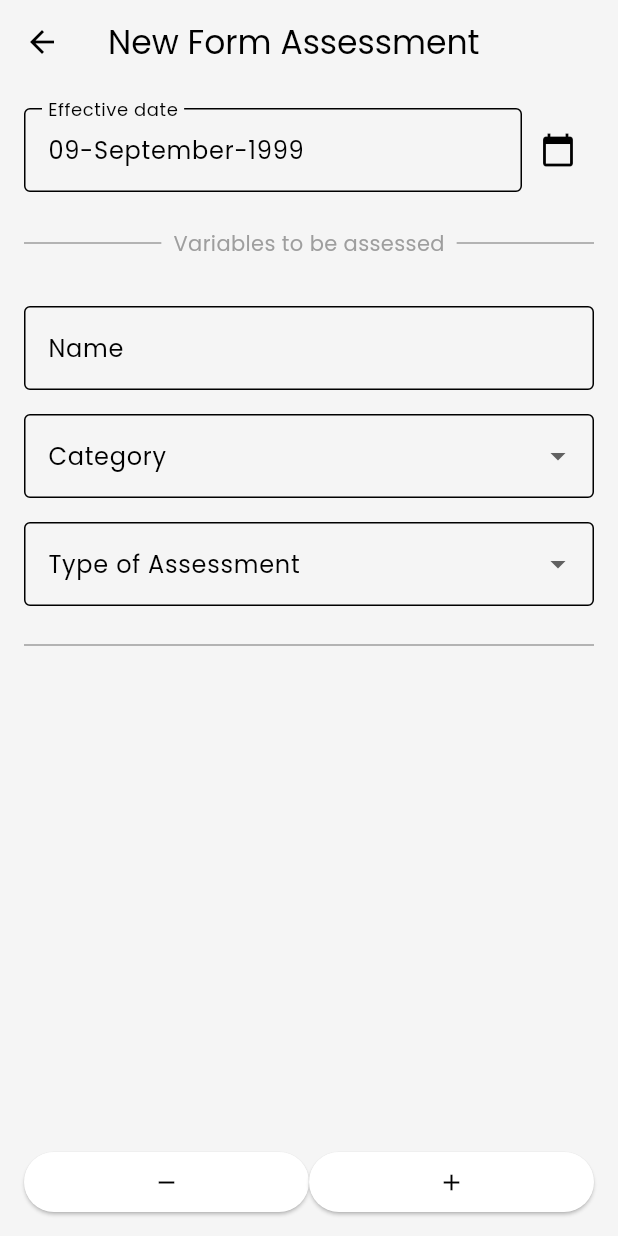
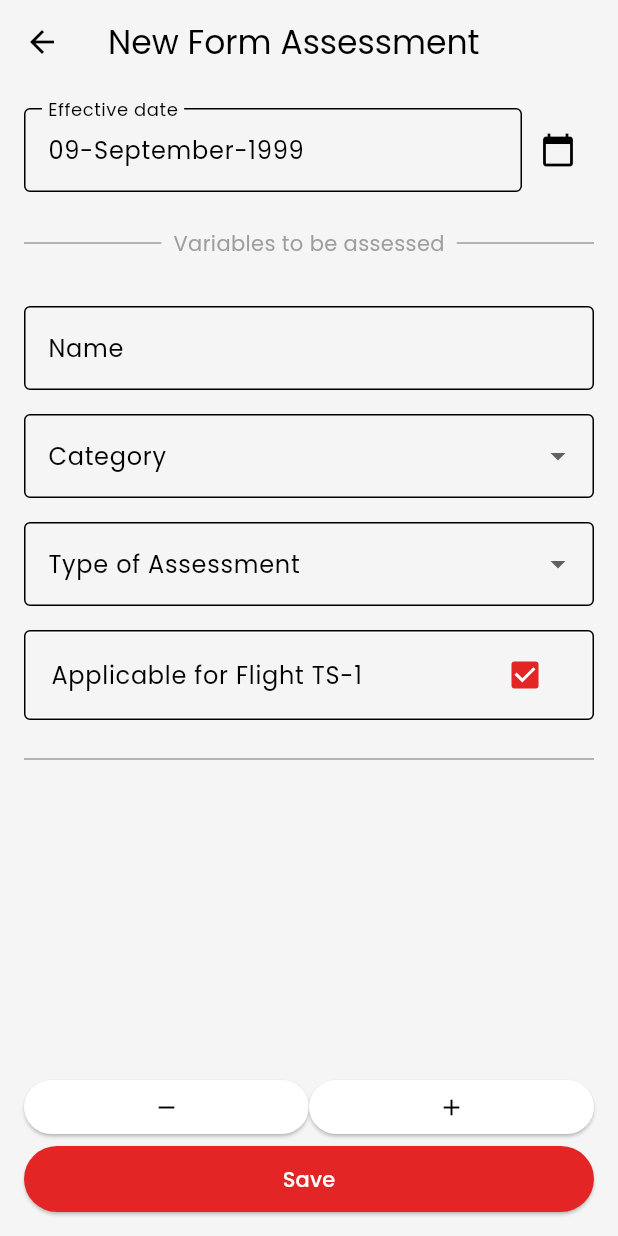
Before and after one commit to YosuaPWH/ts_one, a Flutter app: the AddAssessmentPeriodView screen opened by its route, after a tap on the "add" icon, on a phone screen of 412 x 824 dp. Run offline on Flutter 3.47's test engine with Material 2 defaults, Android fonts, the light colour scheme and no system bars; our stand-ins replace cloud_firestore, email_validator, firebase_auth, firebase_core, get_it, google_sign_in and 1 more; accounts and stored records are empty; generated files the repository leaves out were written again.

Commit message:
Add New Assessment UI Completed

```diff
--- a/lib/data/assessments/assessment_variables.dart
+++ b/lib/data/assessments/assessment_variables.dart
@@ -7,6 +7,7 @@ class AssessmentVariables with ChangeNotifier {
     this.category = "",
     this.name = "",
     this.typeOfAssessment = "",
+    this.applicableForFlight = true,
   });
 
   String id = "";
--- a/lib/presentation/view/assessment/add_assessment_period.dart
+++ b/lib/presentation/view/assessment/add_assessment_period.dart
@@ -132,6 +132,7 @@ class _AddAssessmentPeriodViewState extends State<AddAssessmentPeriodView> {
                                   inputs[index]["name"]!,
                                   inputs[index]["category"]!,
                                   inputs[index]["typeOfAssessment"]!,
+                                  inputs[index]["applicableForFlight"]!,
                                   const Divider(
                                     color: Colors.grey,
                                     height: 36,
@@ -147,8 +148,13 @@ class _AddAssessmentPeriodViewState extends State<AddAssessmentPeriodView> {
                   Expanded(
                     flex: 0,
                     child: SizedBox(
-                      height: 40.0,
+                      height: 88.0,
                       width: double.infinity,
+                      child: Column(
+                        children: [
+                          Expanded(
+                            child: Padding(
+                              padding: const EdgeInsets.only(bottom: 8.0),
                               child: Row(
                                 children: [
                                   // add the text field dynamically with the add button
@@ -158,6 +164,8 @@ class _AddAssessmentPeriodViewState extends State<AddAssessmentPeriodView> {
                                           onPressed: () {
                                             setState(() {
                                               if (inputs.isNotEmpty) {
+                                                assessmentPeriod.assessmentVariables.removeLast();
+                                                controllers.removeLast();
                                                 inputs.removeLast();
                                               }
                                             });
@@ -168,7 +176,7 @@ class _AddAssessmentPeriodViewState extends State<AddAssessmentPeriodView> {
                                             surfaceTintColor: tsOneColorScheme.secondary,
                                             minimumSize: const Size.fromHeight(40),
                                           ),
-                                  child: const Icon(Icons.remove, color: Colors.black)
+                                          child: const Icon(Icons.remove, color: TsOneColor.onSecondary)
                                       ),
                                     ),
                                   ),
@@ -187,12 +195,38 @@ class _AddAssessmentPeriodViewState extends State<AddAssessmentPeriodView> {
                                             surfaceTintColor: tsOneColorScheme.secondary,
                                             minimumSize: const Size.fromHeight(40),
                                           ),
-                                  child: const Icon(Icons.add, color: Colors.black)
+                                          child: const Icon(Icons.add, color: TsOneColor.onSecondary)
                                       ),
                                     ),
                                   ),
                                 ],
                               ),
+                            ),
+                          ),
+                          Expanded(
+                            child: ElevatedButton(
+                              onPressed: () {
+                                if (_formKey.currentState!.validate()) {
+                                  _formKey.currentState!.save();
+                                  // viewModel.addAssessmentPeriod(assessmentPeriod);
+                                  // Navigator.pop(context);
+                                  print("assessmentPeriod: $assessmentPeriod");
+                                }
+                              },
+                              style: ElevatedButton.styleFrom(
+                                backgroundColor: tsOneColorScheme.primary,
+                                foregroundColor: tsOneColorScheme.primaryContainer,
+                                surfaceTintColor: tsOneColorScheme.primary,
+                                minimumSize: const Size.fromHeight(40),
+                              ),
+                              child: const Text(
+                                'Save',
+                                style: TextStyle(color: TsOneColor.onPrimary),
+                              ),
+                            ),
+                          ),
+                        ]
+                      )
                     ),
                   ),
                 ],
@@ -281,6 +315,26 @@ class _AddAssessmentPeriodViewState extends State<AddAssessmentPeriodView> {
             value: "Advance Maneuvers",
             child: Text("Advance Maneuvers"),
           ),
+          DropdownMenuItem(
+            value: "Teamwork & Communication",
+            child: Text("Teamwork & Communication"),
+          ),
+          DropdownMenuItem(
+            value: "Leadership & Task Management",
+            child: Text("Leadership & Task Management"),
+          ),
+          DropdownMenuItem(
+            value: "Situational Awareness",
+            child: Text("Situational Awareness"),
+          ),
+          DropdownMenuItem(
+            value: "Decision Making",
+            child: Text("Decision Making"),
+          ),
+          DropdownMenuItem(
+            value: "Customer Focus",
+            child: Text("Customer Focus"),
+          ),
         ],
       ),
     );
@@ -288,7 +342,7 @@ class _AddAssessmentPeriodViewState extends State<AddAssessmentPeriodView> {
     // add the dropdown field
     final typeOfAssessmentController = TextEditingController();
     final typeOfAssessmentDropdownField = Padding(
-      padding: const EdgeInsets.only(bottom: 8.0),
+      padding: const EdgeInsets.only(bottom: 16.0),
       child: DropdownButtonFormField(
         decoration: const InputDecoration(
           border: OutlineInputBorder(),
@@ -317,6 +371,34 @@ class _AddAssessmentPeriodViewState extends State<AddAssessmentPeriodView> {
       ),
     );
 
+    // add the checkbox for applicable on flight TS-1 or not
+    final applicableForFlight = Padding(
+      padding: const EdgeInsets.only(bottom: 8.0),
+      child: Container(
+        decoration: BoxDecoration(
+          borderRadius: BorderRadius.circular(4.0),
+          border: Border.all(color: TsOneColor.onSecondary),
+        ),
+        child: StatefulBuilder(
+          builder: (context, setState) {
+            return CheckboxListTile(
+              title: const Text('Applicable for Flight TS-1'),
+              value: assessmentPeriod.assessmentVariables[index].applicableForFlight,
+              onChanged: (value) {
+                setState(() {
+                  assessmentPeriod.assessmentVariables[index].applicableForFlight = value!;
+                });
+              },
+              shape: RoundedRectangleBorder(
+                borderRadius: BorderRadius.circular(4.0),
+                side: const BorderSide(color: TsOneColor.onPrimary),
+              ),
+            );
+          }
+        ),
+      ),
+    );
+
     controllers.add({
       'name': nameController,
       'category': categoryController,
@@ -327,6 +409,7 @@ class _AddAssessmentPeriodViewState extends State<AddAssessmentPeriodView> {
       'name': nameTextField,
       'category': categoryDropdownField,
       'typeOfAssessment': typeOfAssessmentDropdownField,
+      'applicableForFlight': applicableForFlight,
     });
   }
 }
```
Lines whose indentation alone changed are shown as unchanged.
